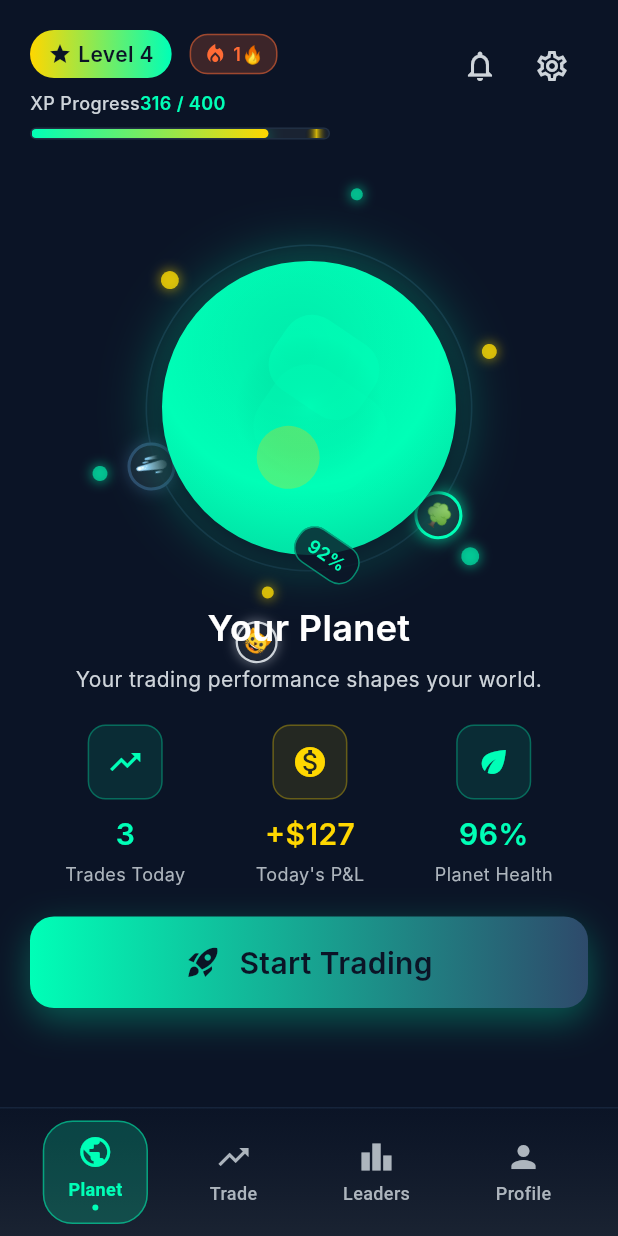
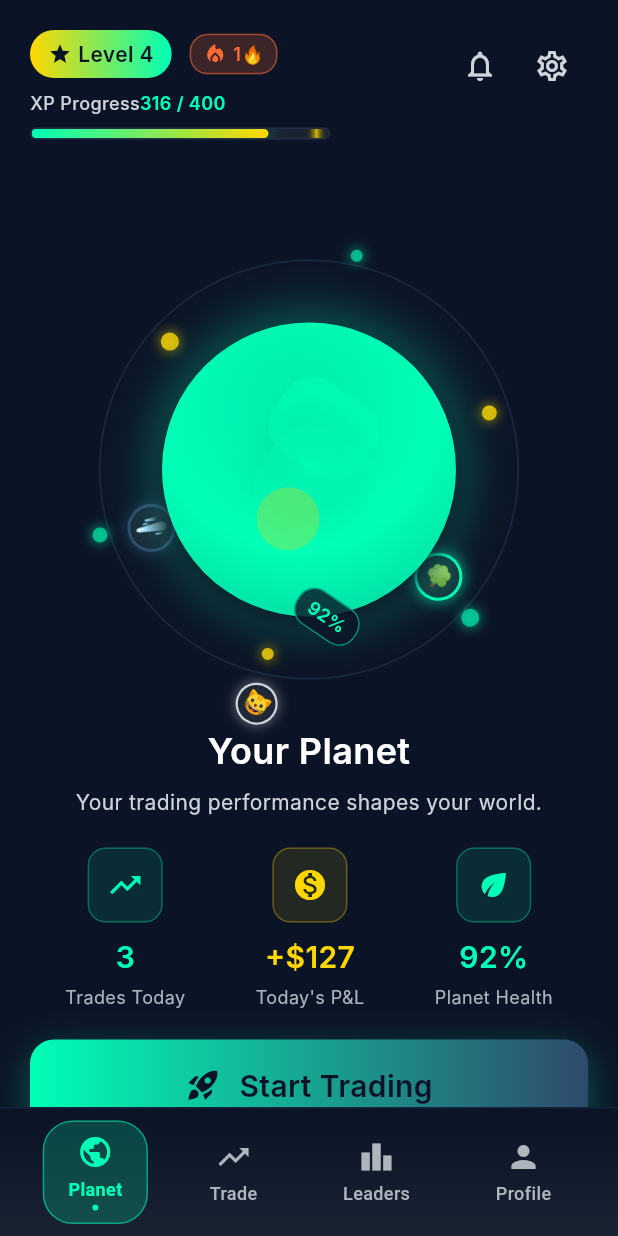
Before and after one commit to Hoossayn/cosmic_trader, a Flutter app: the PlanetScreen screen opened by its route, on a phone screen of 412 x 824 dp. Run offline on Flutter 3.47's test engine with Material 3 defaults, Android fonts, the phone set to English and light mode, and no system bars; drawn by our look-alikes of flutter_animate; our stand-ins replace confetti, dio, flutter_riverpod, go_router; network calls fail; Roboto replaces fonts that are missing (Inter).

Commit message:
feat: enhance Planet screen UI with new text elements and update planet health value

```diff
--- a/lib/features/planet/planet_screen.dart
+++ b/lib/features/planet/planet_screen.dart
@@ -92,13 +92,23 @@ class _PlanetScreenState extends ConsumerState<PlanetScreen>
                     _buildHeader(),
 
                     // Main planet view
-                    SizedBox(
-                      height: 50,
+                    SizedBox(height: 50),
+                    _buildPlanetView(),
+                    const SizedBox(height: 20),
+                    Text(
+                      'Your Planet',
+                      style: AppTheme.heading2,
+                      textAlign: TextAlign.center,
                     ),
-                    _buildPlanetView(),
+                    const SizedBox(height: 8),
+                    Text(
+                      'Your trading performance shapes your world.',
+                      style: AppTheme.bodyMedium.copyWith(color: AppTheme.gray400),
+                      textAlign: TextAlign.center,
+                    ),
 
                     // Market overview section
-                   // _buildMarketOverview(marketsAsync),
+                    // _buildMarketOverview(marketsAsync),
 
                     // Bottom stats and quick actions
                     _buildBottomSection(),
@@ -255,18 +265,7 @@ class _PlanetScreenState extends ConsumerState<PlanetScreen>
           ),
 
           // Planet info
-          const SizedBox(height: 20),
-          Text(
-            'Your Planet',
-            style: AppTheme.heading2,
-            textAlign: TextAlign.center,
-          ),
-          const SizedBox(height: 8),
-          Text(
-            'Your trading performance shapes your world.',
-            style: AppTheme.bodyMedium.copyWith(color: AppTheme.gray400),
-            textAlign: TextAlign.center,
-          ),
+
         ],
       ),
     );
@@ -566,7 +565,7 @@ class _PlanetScreenState extends ConsumerState<PlanetScreen>
               ),
               _buildStatCard(
                 icon: Icons.eco,
-                value: '96%',
+                value: '92%',
                 label: 'Planet Health',
                 color: AppTheme.energyGreen,
               ),
```
